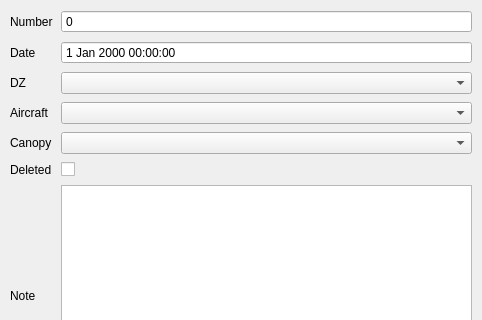
Qt form anreader_sources/jumpeditor_dialog/n3jumpeditor.ui (anpp/anreader) before a commit; both pictures show x 0 to 482 and y 0 to 320 of the 482 by 462 pixel window.
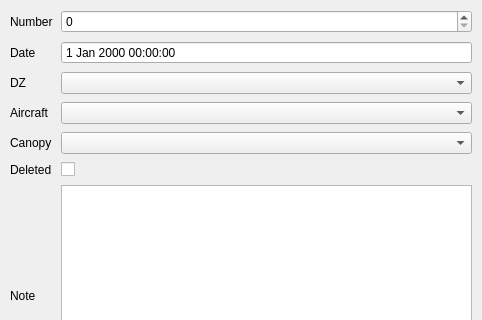
The same form after that commit.

What changed in the file:
```diff
--- a/anreader_sources/jumpeditor_dialog/n3jumpeditor.ui
+++ b/anreader_sources/jumpeditor_dialog/n3jumpeditor.ui
@@ -146,10 +146,10 @@
              <bool>true</bool>
             </property>
             <property name="readOnly">
-             <bool>true</bool>
+             <bool>false</bool>
             </property>
             <property name="buttonSymbols">
-             <enum>QAbstractSpinBox::NoButtons</enum>
+             <enum>QAbstractSpinBox::UpDownArrows</enum>
             </property>
             <property name="maximum">
              <number>999999999</number>
```
Left out of the diff: 2 changed lines with no effect on the pictures.
